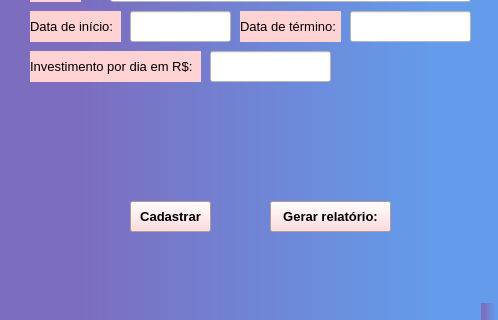
First picture: the form in page01.ui, repository gizele233/sistema-cadastroanuncio, before the edit; both pictures show x 0 to 498 and y 189 to 509 of the 498 by 509 pixel window.
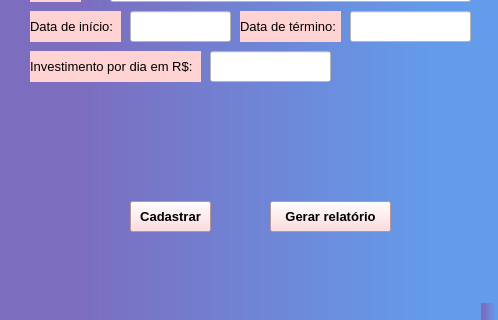
Second picture: the form after the edit.

Commit message: Tela 02 finalizada

```diff
--- a/page01.ui
+++ b/page01.ui
@@ -196,7 +196,7 @@
      <string notr="true">background-color: rgb(255, 210, 211);</string>
     </property>
     <property name="text">
-     <string>Gerar relatório:</string>
+     <string>Gerar relatório</string>
     </property>
    </widget>
    <widget class="QLineEdit" name="lineEdit">
```
The commit also changes 7 other files.
